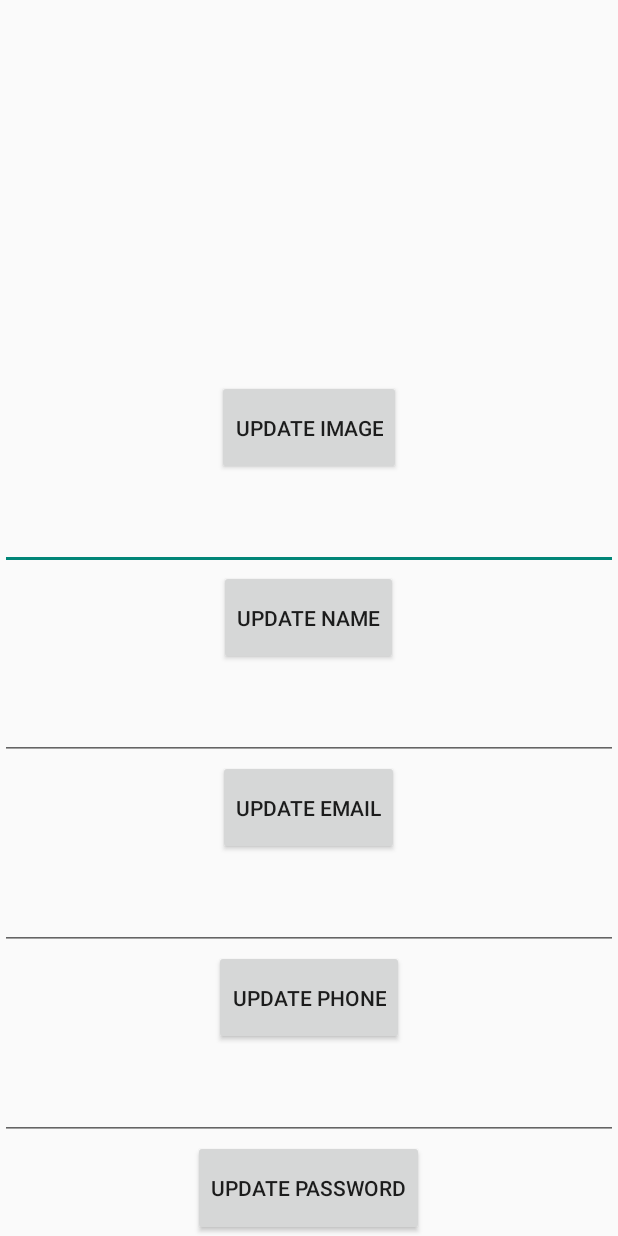
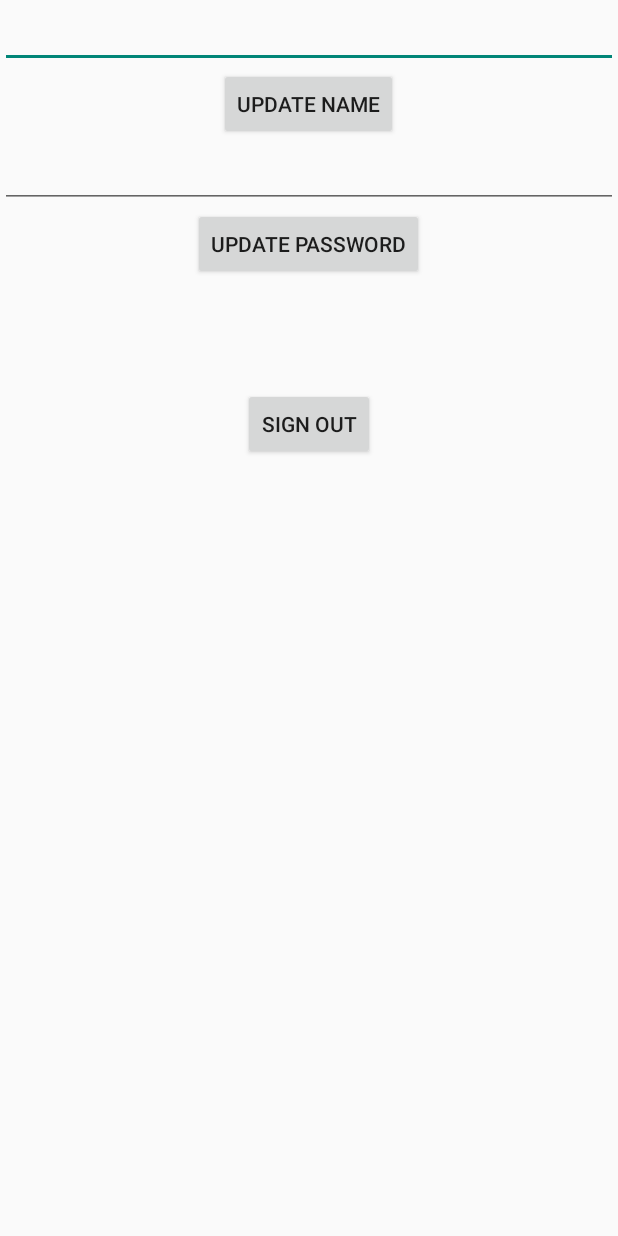
Before and after one commit to mikhaelAPG/Theatrum, an Android app: the screen it shows after launch once a user with an empty profile is signed in (ProfileActivity), on a phone screen of 412 x 824 dp. Run offline under Robolectric (Android 15) with nearby library versions, the phone set to English and light mode, and no system bars; our stand-ins replace Firebase (no records; nobody signed in at launch, a user with empty details on screens opened directly); libraries missing offline, so code that uses them is left out: com.firebase.ui; pictures from the network do not load; 1 statement that could not run was skipped.

Commit message:
authentication + edit profile ui

```diff
--- a/app/src/main/java/com/example/theatrum/MainActivity.kt
+++ b/app/src/main/java/com/example/theatrum/MainActivity.kt
@@ -27,6 +27,7 @@ class MainActivity : AppCompatActivity() {
             firebaseAuth.currentUser?.let {
                 // the user is logged in
                 startActivity(Intent(this, ProfileActivity::class.java))
+
             } ?: run {
                 // the user is logged out, log him/her in
                 signIn()
@@ -39,12 +40,11 @@ class MainActivity : AppCompatActivity() {
         val providers = listOf(
                 AuthUI.IdpConfig.GoogleBuilder().build(),
                 AuthUI.IdpConfig.EmailBuilder().build(),
-            AuthUI.IdpConfig.PhoneBuilder().build()
         )
 
         val authIntent = AuthUI.getInstance().createSignInIntentBuilder()
                 // set a custom logo to be shown on the login screen
-            .setLogo(R.mipmap.ic_launcher)
+                .setLogo(R.mipmap.ic_theatrum)
                 // set the login screen's theme
                 .setTheme(R.style.Theme_AppCompat_DayNight_NoActionBar)
                 // define the providers that will be used
@@ -57,10 +57,6 @@ class MainActivity : AppCompatActivity() {
 
         startActivity(authIntent)
 
-    }
-
-    fun signOut() {
-        AuthUI.getInstance().signOut(this)
     }
 
     private val onBottomNavListener = BottomNavigationView.OnNavigationItemSelectedListener { i ->
--- a/app/src/main/java/com/example/theatrum/ProfileActivity.kt
+++ b/app/src/main/java/com/example/theatrum/ProfileActivity.kt
@@ -1,9 +1,9 @@
 package com.example.theatrum
 
-import android.net.Uri
 import android.os.Bundle
 import androidx.appcompat.app.AppCompatActivity
 import com.google.firebase.auth.*
+import com.google.firebase.ktx.Firebase
 import kotlinx.android.synthetic.main.activity_profile.*
 
 class ProfileActivity : AppCompatActivity() {
@@ -14,18 +14,7 @@ class ProfileActivity : AppCompatActivity() {
 
         FirebaseAuth.getInstance().currentUser?.let { firebaseUser ->
             // if the user is logged in, display their info on the screen
-            etEmail.setText(firebaseUser.email)
             etName.setText(firebaseUser.displayName)
-            etPhone.setText(firebaseUser.phoneNumber)
-        }
-
-        btnUpdateImage.setOnClickListener {
-            // update the profile image here
-            val picUpdate = UserProfileChangeRequest.Builder()
-                .setPhotoUri(Uri.parse("new.photo.url.here"))
-                .build()
-
-            FirebaseAuth.getInstance().currentUser?.updateProfile(picUpdate)
         }
 
         btnUpdateName.setOnClickListener {
@@ -37,22 +26,15 @@ class ProfileActivity : AppCompatActivity() {
             FirebaseAuth.getInstance().currentUser?.updateProfile(nameUpdate)
         }
 
-        btnUpdateEmail.setOnClickListener {
-            // update the email here
-            FirebaseAuth.getInstance().currentUser?.updateEmail(etEmail.text.toString())
-
-        }
-
-        btnUpdatePhone.setOnClickListener {
-            // update the phone number here
-            // https://firebase.google.com/docs/auth/android/phone-auth
-        }
-
         btnUpdatePwd.setOnClickListener {
             // update the password here
             FirebaseAuth.getInstance().currentUser?.updatePassword(etPassword.text.toString())
         }
 
+        btnSignOut.setOnClickListener {
+            FirebaseAuth.getInstance().signOut()
+        }
+
     }
 
 }
--- a/app/src/main/res/layout/activity_profile.xml
+++ b/app/src/main/res/layout/activity_profile.xml
@@ -1,82 +1,47 @@
 <?xml version="1.0" encoding="utf-8"?>
-<LinearLayout xmlns:android="http://schemas.android.com/apk/res/android"
+<ScrollView xmlns:android="http://schemas.android.com/apk/res/android"
     android:layout_width="match_parent"
-    android:layout_height="match_parent"
+    android:layout_height="match_parent">
+
+    <LinearLayout
+        android:layout_width="match_parent"
+        android:layout_height="wrap_content"
         android:orientation="vertical">
-
-    <ImageView
-        android:id="@+id/ivUserImage"
-        android:layout_width="match_parent"
-        android:layout_height="0dp"
-        android:layout_weight="16" />
-
-    <Button
-        android:id="@+id/btnUpdateImage"
-        android:layout_width="wrap_content"
-        android:layout_height="0dp"
-        android:layout_gravity="center"
-        android:layout_weight="4"
-        android:text="Update Image" />
 
         <EditText
             android:id="@+id/etName"
             android:layout_width="match_parent"
             android:layout_height="0dp"
-        android:layout_weight="4" />
+            android:layout_weight="1" />
 
         <Button
             android:id="@+id/btnUpdateName"
             android:layout_width="wrap_content"
-        android:layout_height="0dp"
+            android:layout_height="wrap_content"
             android:layout_gravity="center"
-        android:layout_weight="4"
             android:text="Update Name" />
-
-    <EditText
-        android:id="@+id/etEmail"
-        android:layout_width="match_parent"
-        android:layout_height="0dp"
-        android:layout_weight="4"
-        android:autofillHints="email"
-        android:inputType="textEmailAddress" />
-
-    <Button
-        android:id="@+id/btnUpdateEmail"
-        android:layout_width="wrap_content"
-        android:layout_height="0dp"
-        android:layout_gravity="center"
-        android:layout_weight="4"
-        android:text="Update Email" />
-
-    <EditText
-        android:id="@+id/etPhone"
-        android:layout_width="match_parent"
-        android:layout_height="0dp"
-        android:layout_weight="4"
-        android:autofillHints="password"
-        android:inputType="phone" />
-
-    <Button
-        android:id="@+id/btnUpdatePhone"
-        android:layout_width="wrap_content"
-        android:layout_height="0dp"
-        android:layout_gravity="center"
-        android:layout_weight="4"
-        android:text="Update Phone" />
 
         <EditText
             android:id="@+id/etPassword"
             android:layout_width="match_parent"
             android:layout_height="0dp"
-        android:layout_weight="4"
+            android:layout_weight="1"
             android:inputType="textPassword" />
 
         <Button
             android:id="@+id/btnUpdatePwd"
             android:layout_width="wrap_content"
-        android:layout_height="0dp"
+            android:layout_height="wrap_content"
             android:layout_gravity="center"
-        android:layout_weight="4"
             android:text="Update Password" />
 
+        <Button
+            android:id="@+id/btnSignOut"
+            android:layout_width="wrap_content"
+            android:layout_height="wrap_content"
+            android:layout_gravity="center"
+            android:layout_marginTop="72dp"
+            android:text="Sign Out" />
+
     </LinearLayout>
+</ScrollView>
```
Lines whose indentation alone changed are shown as unchanged.
